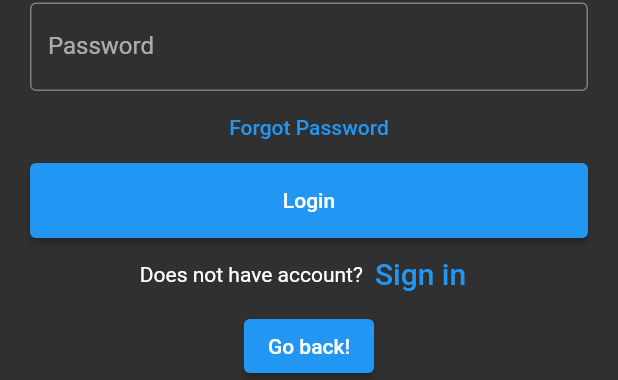
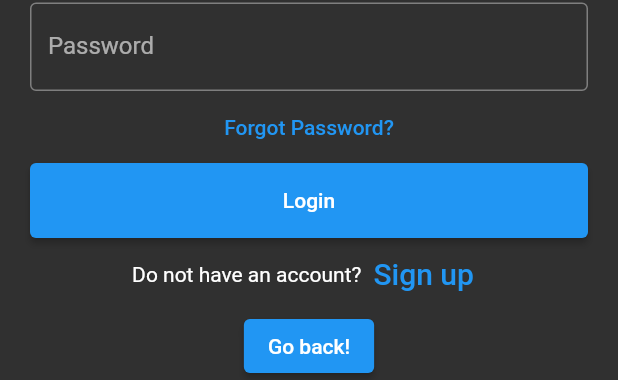
Before and after one commit to SontranBK/nfc_mobile_app, a Flutter app: the MyStatefulWidget widget shown alone on an empty page, opened directly, on a phone screen of 412 x 824 dp. Shown: the part 293-673 px from the top of the screen. Run offline on Flutter 3.47's test engine with Material 2 defaults, Android fonts, the phone set to English and light mode, and no system bars; our stand-ins replace animated_text_kit, js, package_info, qr_flutter, sqflite, url_launcher_web; missing offline and left inert: dart:html, dart:js_util, flutter_barcode_scanner, nfc_manager, qr_code_scanner; accounts and stored records are empty.

Commit message:
modify log in

```diff
--- a/lib/view/login.dart
+++ b/lib/view/login.dart
@@ -81,7 +81,7 @@ class _MyStatefulWidgetState extends State<MyStatefulWidget> {
                 //forgot password screen
               },
               child: const Text(
-                'Forgot Password',
+                'Forgot Password?',
               ),
             ),
             Container(
@@ -97,10 +97,10 @@ class _MyStatefulWidgetState extends State<MyStatefulWidget> {
             Row(
               mainAxisAlignment: MainAxisAlignment.center,
               children: <Widget>[
-                const Text('Does not have account?'),
+                const Text('Do not have an account?'),
                 TextButton(
                   child: const Text(
-                    'Sign in',
+                    'Sign up',
                     style: TextStyle(fontSize: 20),
                   ),
                   onPressed: () {
```
